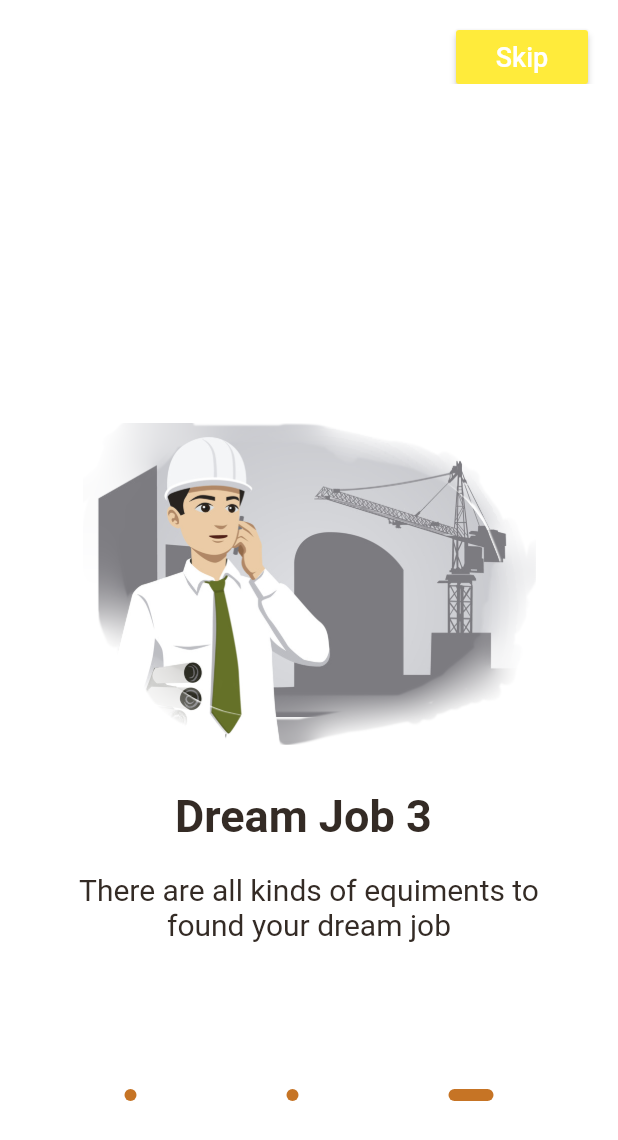
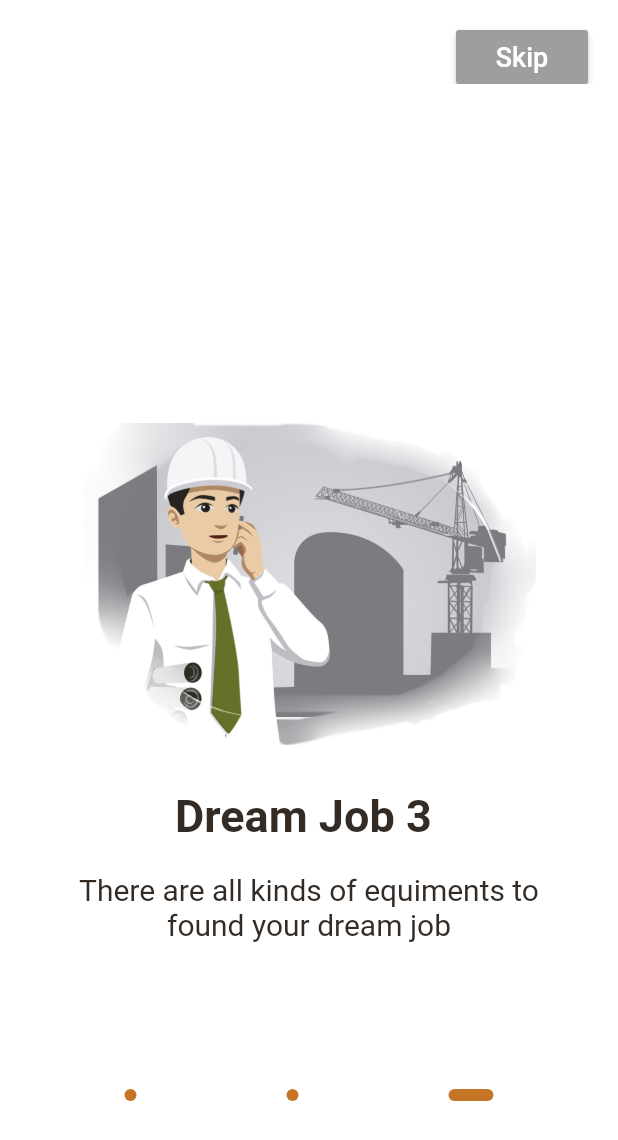
Before and after one commit to karimamaaoui/workappMobile, a Flutter app: the screen it shows after launch, swiped to page 3, on a phone screen of 412 x 824 dp. Shown: the top 1140 px of the screen. Run offline on Flutter 3.47's test engine with Material 2 defaults, Android fonts, the light colour scheme and no system bars; our stand-ins replace flutter_pw_validator, flutter_secure_storage, flutter_svg, shared_preferences, simple_animations; Roboto replaces fonts that are missing (Brand Bold); project files that could hold a hidden picture were left out.

Commit message:
"first commit"

```diff
--- a/lib/Screens/LandingPage/landing_screen.dart
+++ b/lib/Screens/LandingPage/landing_screen.dart
@@ -37,7 +37,7 @@ import 'package:khedma/constants.dart';
           Padding(
               padding: EdgeInsets.only(right: 20,top: 20),
               child:    RaisedButton(
-                color: Colors.yellow,
+                color: Colors.grey,
                 textColor: Colors.white,
                 child: Container(
                 child: Text('Skip',style: TextStyle(fontSize: 18,fontFamily: "Brand Bold"),),
```
